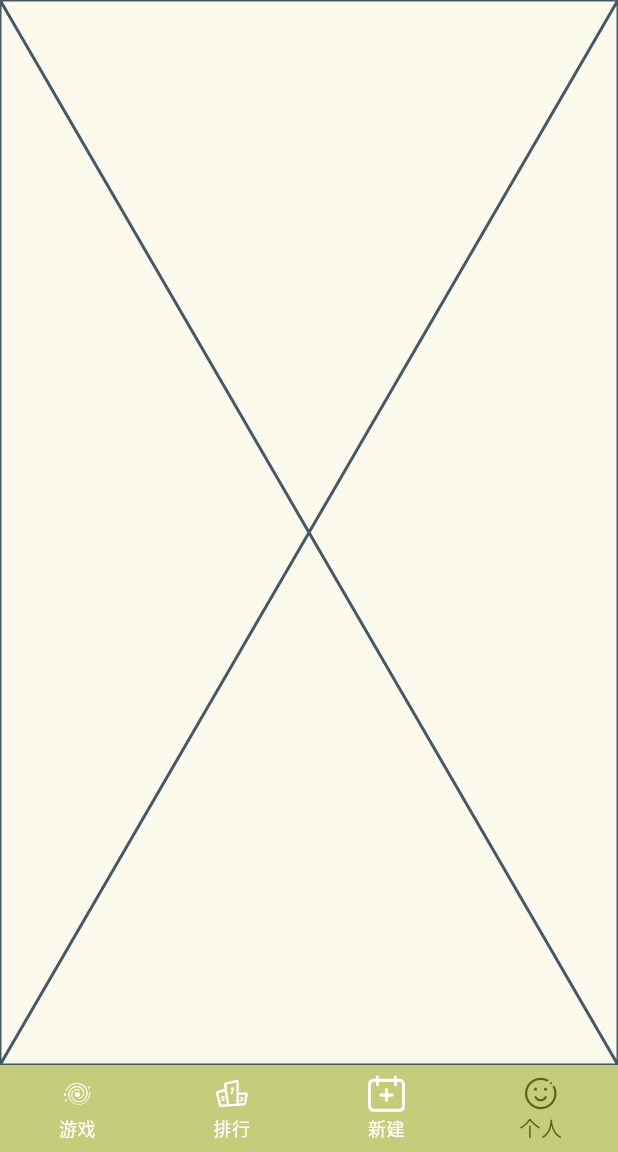
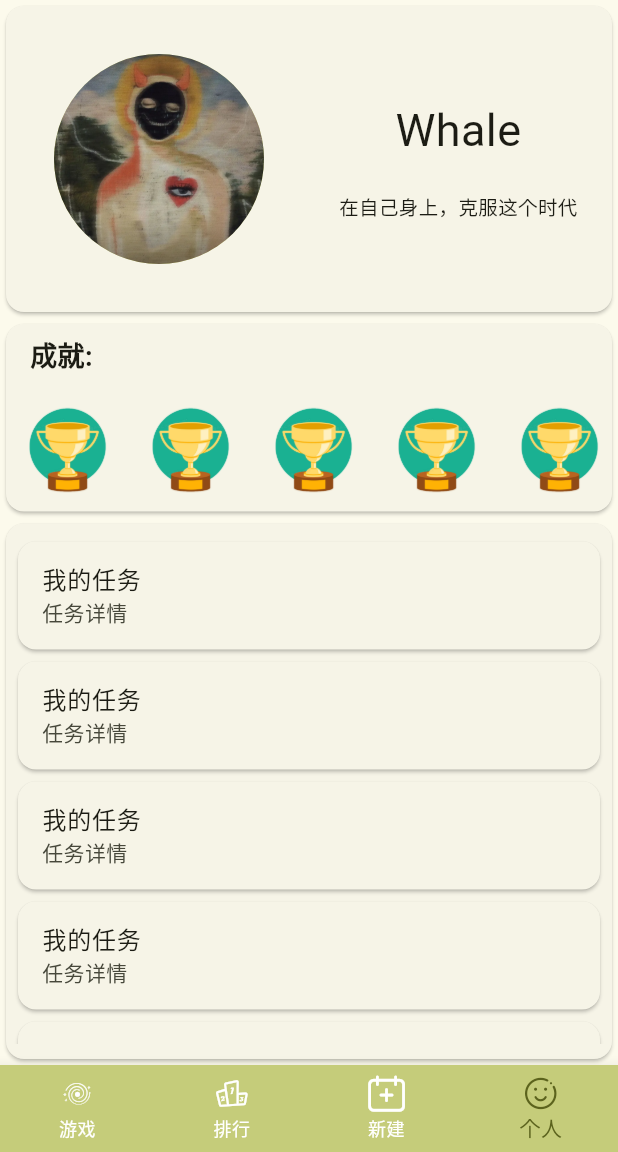
Before and after one commit to Whalekv/DuoDuoToDo, a Flutter app: the screen it shows after launch, item 4 of the bottom bar chosen, on a phone screen of 412 x 824 dp, the part 84-1236 px from its top. Run offline on Flutter 3.47's test engine with Material 3 defaults, Android fonts, the phone set to English and light mode, and no system bars.

Commit message:
第一版：个人中心界面初步搭建完成

```diff
--- a/lib/main.dart
+++ b/lib/main.dart
@@ -2,6 +2,7 @@ import 'package:duo_duo_to_do/widgets/task_edit_page.dart';
 import 'package:flutter/material.dart';
 import 'myFont.dart';
 import 'pages/list_page.dart';
+import 'pages/personal_center_page.dart';
 
 void main() {
   runApp(const MyApp());
@@ -54,7 +55,7 @@ class _MyHomePageState extends State<MyHomePage> {
         currentPage = ListPage(key: listPageKey);
         break;
       case 3:
-        currentPage = Placeholder();
+        currentPage = PersonalCenterPage();
         break;
       default:
         throw UnimplementedError('no widget for $_selectedIndex');
--- /dev/null
+++ b/lib/pages/personal_center_page.dart
@@ -0,0 +1,166 @@
+import 'package:flutter/cupertino.dart';
+import 'package:flutter/material.dart';
+import 'package:flutter/widgets.dart';
+
+class PersonalCenterPage extends StatefulWidget {
+  const PersonalCenterPage({super.key});
+
+  @override
+  State<PersonalCenterPage> createState() => _PersonalCenterPageState();
+}
+
+class _PersonalCenterPageState extends State<PersonalCenterPage> {
+  @override
+  Widget build(BuildContext context) {
+    return  Center(
+      child: Column(
+        children: [
+          Card(
+            child: Row(
+              children: [
+                Padding(
+                  padding: EdgeInsets.fromLTRB(32, 32, 50, 32),
+                  child: CircleAvatar(
+                    radius: 70,
+                    backgroundImage: AssetImage('assets/images/headPortrait.png'),
+                  ),
+                ),
+                Column(
+                  children: [
+                    Text('Whale', style: TextStyle(fontSize: 30,)),
+                    SizedBox(height: 20,),
+                    Text('在自己身上，克服这个时代', style: TextStyle(fontSize: 13,))
+                  ],
+                )
+              ],
+            ),
+          ),
+          Card(
+            child: SizedBox(
+              height: 125,  // 设置Card的固定高度
+              width: double.infinity,  // 设置宽度最大化
+              child: Column(
+                children: [
+                  Align(
+                    alignment: Alignment.centerLeft,  // 将文本左对齐
+                    child: Padding(
+                      padding: const EdgeInsets.fromLTRB(16, 8, 8, 8),  // 可选：设置文本周围的间距
+                      child: Text("成就:", style: TextStyle(fontSize: 18, fontWeight: FontWeight.bold)),
+                    ),
+                  ),
+                  // 横向滚动的图片列表
+                  Expanded(
+                    child: ListView(
+                      scrollDirection: Axis.horizontal,  // 设置横向滚动
+                      children: [
+                        Padding(
+                          padding: const EdgeInsets.all(8.0),
+                          child: Image.asset('assets/images/trophy.png'), // 替换为你自己的图片路径
+                        ),
+                        Padding(
+                          padding: const EdgeInsets.all(8.0),
+                          child: Image.asset('assets/images/trophy.png'), // 替换为你自己的图片路径
+                        ),
+                        Padding(
+                          padding: const EdgeInsets.all(8.0),
+                          child: Image.asset('assets/images/trophy.png'), // 替换为你自己的图片路径
+                        ),
+                        Padding(
+                          padding: const EdgeInsets.all(8.0),
+                          child: Image.asset('assets/images/trophy.png'), // 替换为你自己的图片路径
+                        ),
+                        Padding(
+                          padding: const EdgeInsets.all(8.0),
+                          child: Image.asset('assets/images/trophy.png'), // 替换为你自己的图片路径
+                        ),
+                        Padding(
+                          padding: const EdgeInsets.all(8.0),
+                          child: Image.asset('assets/images/trophy.png'), // 替换为你自己的图片路径
+                        ),
+                        Padding(
+                          padding: const EdgeInsets.all(8.0),
+                          child: Image.asset('assets/images/trophy.png'), // 替换为你自己的图片路径
+                        ),
+                        Padding(
+                          padding: const EdgeInsets.all(8.0),
+                          child: Image.asset('assets/images/trophy.png'), // 替换为你自己的图片路径
+                        ),
+                      ],
+                    ),
+                  ),
+                ],
+              ),
+            ),
+          ),
+          Expanded(
+            child: Card(
+              child: Padding(
+                padding: EdgeInsets.fromLTRB(4, 8, 4, 10),
+                child: ListView(
+                  children: [
+                    Card(
+                      child: ListTile(
+                          title: Text('我的任务'),
+                          subtitle: Text('任务详情')
+                      ),
+                    ),
+                    Card(
+                      child: ListTile(
+                          title: Text('我的任务'),
+                          subtitle: Text('任务详情')
+                      ),
+                    ),
+                    Card(
+                      child: ListTile(
+                          title: Text('我的任务'),
+                          subtitle: Text('任务详情')
+                      ),
+                    ),
+                    Card(
+                      child: ListTile(
+                          title: Text('我的任务'),
+                          subtitle: Text('任务详情')
+                      ),
+                    ),
+                    Card(
+                      child: ListTile(
+                          title: Text('我的任务'),
+                          subtitle: Text('任务详情')
+                      ),
+                    ),
+                    Card(
+                      child: ListTile(
+                          title: Text('我的任务'),
+                          subtitle: Text('任务详情')
+                      ),
+                    ),
+                    Card(
+                      child: ListTile(
+                          title: Text('我的任务'),
+                          subtitle: Text('任务详情')
+                      ),
+                    ),
+                    Card(
+                      child: ListTile(
+                          title: Text('我的任务'),
+                          subtitle: Text('任务详情')
+                      ),
+                    ),
+                    Card(
+                      child: ListTile(
+                          title: Text('我的任务'),
+                          subtitle: Text('任务详情')
+                      ),
+                    ),
+
+
+                  ],
+                ),
+              )
+            )
+          )
+        ],
+      ),
+    );
+  }
+}
--- a/pubspec.yaml
+++ b/pubspec.yaml
@@ -24,6 +24,8 @@ dev_dependencies:
 
 flutter:
   uses-material-design: true
+  assets:
+    - assets/images/
   fonts:
     - family: myIcon
       fonts:
```
Also changed, not shown: assets/images/headPortrait.png (added), assets/images/trophy.png (added).
